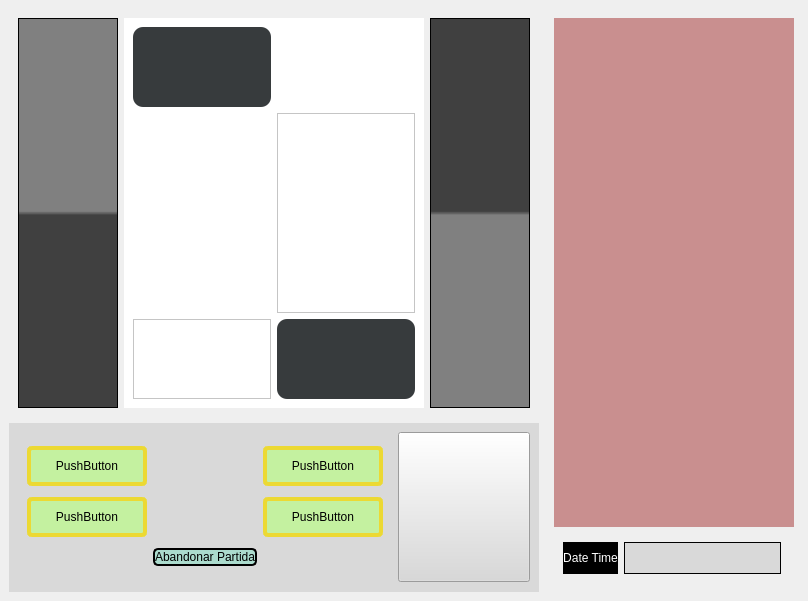
First picture: the form in Pràctica 2/pantallas ui/pantalla_lucha_definitiva.ui, repository Joel-Malonda-2209/Proyecto_Pokemon, before the edit.
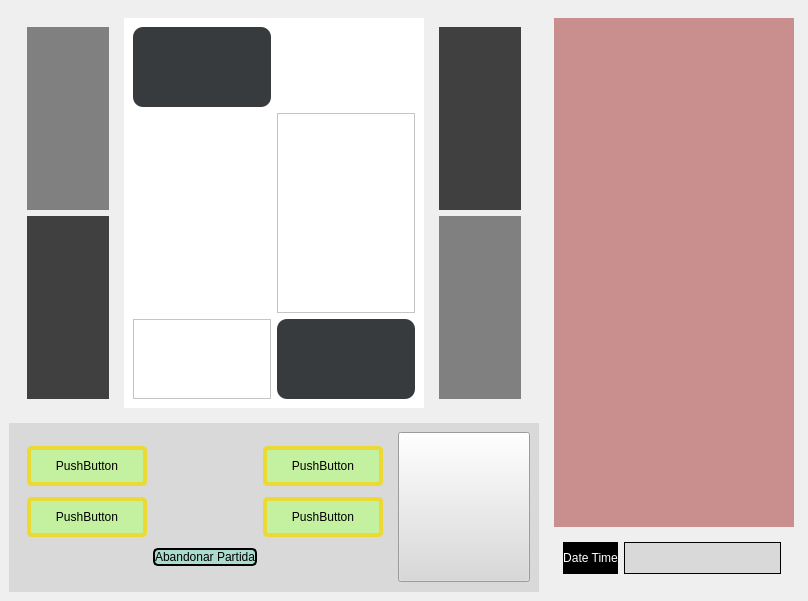
Second picture: the form after the edit. Icons and pictures are not drawn.

Commit message: update pantallas lucha

The edit to the form file:
```diff
--- a/Pràctica 2/pantallas ui/pantalla_lucha_definitiva.ui
+++ b/Pràctica 2/pantallas ui/pantalla_lucha_definitiva.ui
@@ -35,7 +35,7 @@
          <widget class="QWidget" name="widget" native="true">
           <layout class="QHBoxLayout" name="horizontalLayout_7">
            <item>
-            <widget class="QFrame" name="frame_2">
+            <widget class="QWidget" name="verticalWidget" native="true">
              <property name="minimumSize">
               <size>
                <width>100</width>
@@ -48,15 +48,24 @@
                <height>16777215</height>
               </size>
              </property>
-             <property name="styleSheet">
-              <string notr="true">background-color: qlineargradient(spread:pad, x1:0, y1:0, x2:0, y2:1, stop:0 rgb(128, 128, 128), stop:0.495 rgb(128, 128, 128), stop:0.505 rgb(64, 64, 64), stop:1 rgb(64, 64, 64));</string>
-             </property>
-             <property name="frameShape">
-              <enum>QFrame::StyledPanel</enum>
-             </property>
-             <property name="frameShadow">
-              <enum>QFrame::Raised</enum>
-             </property>
+             <layout class="QVBoxLayout" name="verticalLayout_6">
+              <item>
+               <widget class="QWidget" name="gridWidget" native="true">
+                <property name="styleSheet">
+                 <string notr="true">background-color: rgb(128, 128, 128);</string>
+                </property>
+                <layout class="QGridLayout" name="gridLayout_3"/>
+               </widget>
+              </item>
+              <item>
+               <widget class="QWidget" name="verticalWidget" native="true">
+                <property name="styleSheet">
+                 <string notr="true">background-color: rgb(64, 64, 64);</string>
+                </property>
+                <layout class="QVBoxLayout" name="verticalLayout_8"/>
+               </widget>
+              </item>
+             </layout>
             </widget>
            </item>
            <item>
@@ -164,7 +173,7 @@
             </widget>
            </item>
            <item>
-            <widget class="QFrame" name="frame_3">
+            <widget class="QWidget" name="verticalWidget" native="true">
              <property name="minimumSize">
               <size>
                <width>100</width>
@@ -177,15 +186,24 @@
                <height>16777215</height>
               </size>
              </property>
-             <property name="styleSheet">
-              <string notr="true">background-color: qlineargradient(spread:pad, x1:0, y1:0, x2:0, y2:1, stop:0 rgb(64, 64, 64), stop:0.495 rgb(64, 64, 64), stop:0.505 rgb(128, 128, 128), stop:1 rgb(128, 128, 128));</string>
-             </property>
-             <property name="frameShape">
-              <enum>QFrame::StyledPanel</enum>
-             </property>
-             <property name="frameShadow">
-              <enum>QFrame::Raised</enum>
-             </property>
+             <layout class="QVBoxLayout" name="verticalLayout_7">
+              <item>
+               <widget class="QWidget" name="verticalWidget_2" native="true">
+                <property name="styleSheet">
+                 <string notr="true">background-color: rgb(64, 64, 64);</string>
+                </property>
+                <layout class="QVBoxLayout" name="verticalLayout_9"/>
+               </widget>
+              </item>
+              <item>
+               <widget class="QWidget" name="gridWidget_2" native="true">
+                <property name="styleSheet">
+                 <string notr="true">background-color: rgb(128, 128, 128);</string>
+                </property>
+                <layout class="QGridLayout" name="gridLayout_4"/>
+               </widget>
+              </item>
+             </layout>
             </widget>
            </item>
           </layout>
```
Left out of the diff: 95 changed lines with no effect on the pictures. The commit also changes 3 other files.
